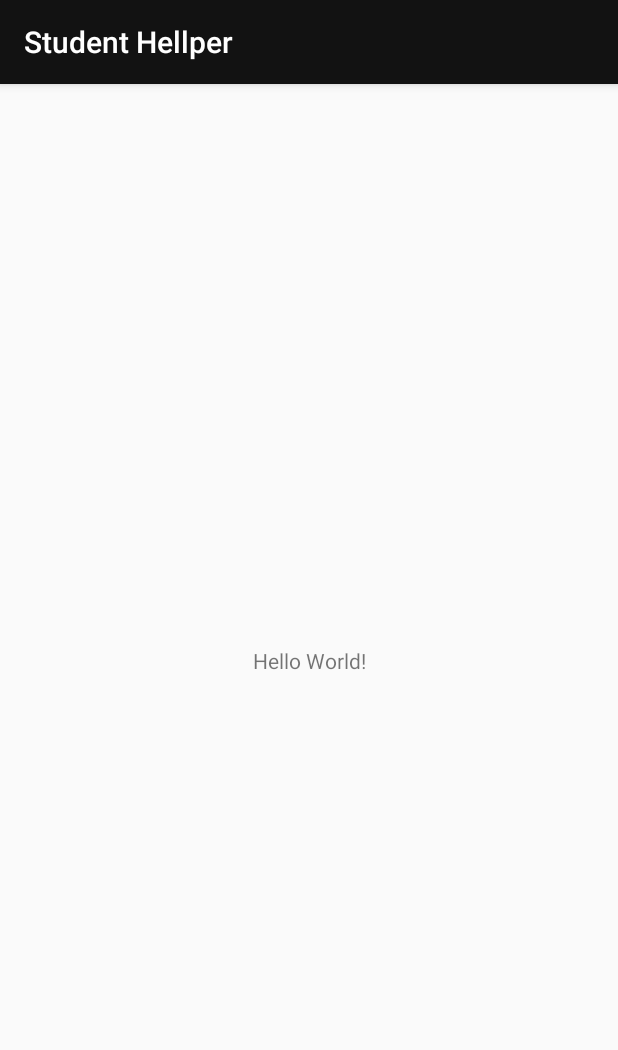
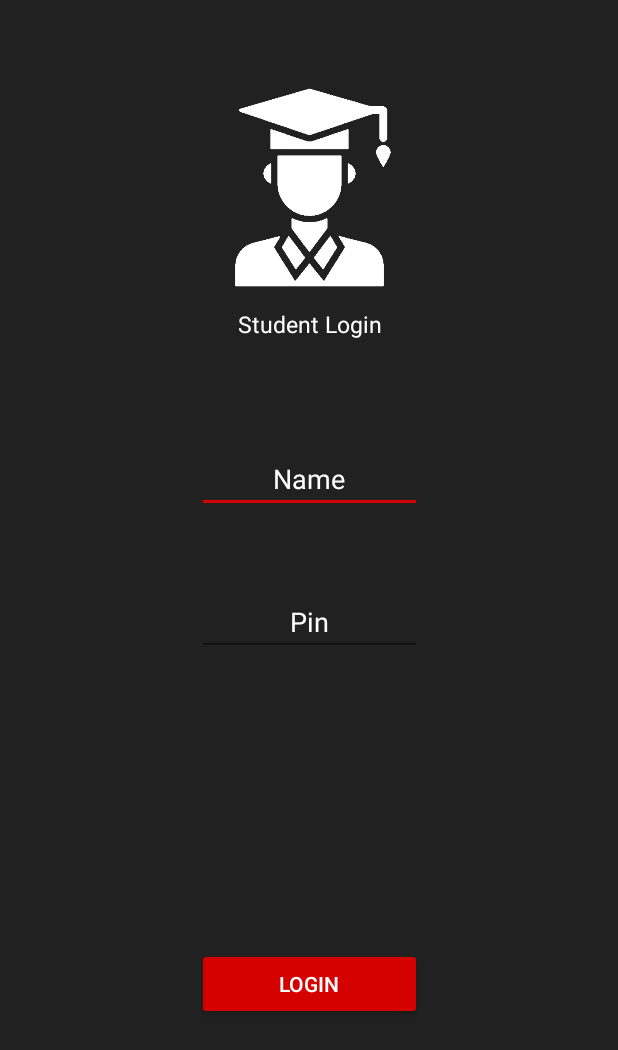
Before and after one commit to Danijal98/Student-Hellper-App, an Android app: the screen it shows after launch (MainActivity before the commit, LoginActivity after it), on a phone screen of 412 x 824 dp. Shown: the top 1050 px of the screen. Run offline under Robolectric (Android 15) with nearby library versions, the phone set to English and light mode, and no system bars; our stand-ins replace Room's generated code, RxJava, Timber; libraries missing offline, so code that uses them is left out: com.facebook.stetho; 1 statement that could not run was skipped.

Commit message:
Login and splash user check

```diff
--- a/app/build.gradle
+++ b/app/build.gradle
@@ -80,6 +80,7 @@ dependencies {
     implementation "org.koin:koin-androidx-viewmodel:$koinVersion"
     implementation "org.koin:koin-androidx-fragment:$koinVersion"
     implementation "org.koin:koin-androidx-ext:$koinVersion"
+    implementation 'androidx.appcompat:appcompat:1.1.0'
     testImplementation "org.koin:koin-test:$koinVersion"
 
     /* DATA */
--- a/app/src/main/java/rs/raf/projekat2/danijal_azerovic_RN8618_dusan_jerinic_RN8718/application/ProjectApp.kt
+++ b/app/src/main/java/rs/raf/projekat2/danijal_azerovic_RN8618_dusan_jerinic_RN8718/application/ProjectApp.kt
@@ -9,6 +9,7 @@ import org.koin.androidx.fragment.koin.fragmentFactory
 import org.koin.core.context.startKoin
 import org.koin.core.logger.Level
 import rs.raf.projekat2.danijal_azerovic_RN8618_dusan_jerinic_RN8718.modules.coreModule
+import rs.raf.projekat2.danijal_azerovic_RN8618_dusan_jerinic_RN8718.modules.userModule
 import timber.log.Timber
 
 class ProjectApp : Application(){
@@ -30,7 +31,8 @@ class ProjectApp : Application(){
 
     private fun initKoin() {
         val modules = listOf(
-            coreModule
+            coreModule,
+            userModule
         )
         startKoin {
             androidLogger(Level.DEBUG)
--- /dev/null
+++ b/app/src/main/java/rs/raf/projekat2/danijal_azerovic_RN8618_dusan_jerinic_RN8718/data/datasources/local/SharedPrefDataSource.kt
@@ -0,0 +1,27 @@
+package rs.raf.projekat2.danijal_azerovic_RN8618_dusan_jerinic_RN8718.data.datasources.local
+
+import android.content.SharedPreferences
+import androidx.core.content.edit
+import io.reactivex.Observable
+
+class SharedPrefDataSource (private val sharedPreferences: SharedPreferences) : UserDataSource{
+
+    companion object{
+        const val USER_NAME_KEY = "userName"
+    }
+
+    override fun getUserData(): Observable<Boolean> {
+        return Observable.fromCallable {
+            val name = sharedPreferences.getString(USER_NAME_KEY, "")
+            name.isNotBlank()
+        }
+    }
+
+    override fun insertUser(name: String) {
+        sharedPreferences.edit{
+            putString(USER_NAME_KEY, name)
+            apply()
+        }
+    }
+
+}
--- /dev/null
+++ b/app/src/main/java/rs/raf/projekat2/danijal_azerovic_RN8618_dusan_jerinic_RN8718/data/datasources/local/UserDataSource.kt
@@ -0,0 +1,8 @@
+package rs.raf.projekat2.danijal_azerovic_RN8618_dusan_jerinic_RN8718.data.datasources.local
+
+import io.reactivex.Observable
+
+interface UserDataSource {
+    fun getUserData(): Observable<Boolean>
+    fun insertUser(name: String)
+}
--- /dev/null
+++ b/app/src/main/java/rs/raf/projekat2/danijal_azerovic_RN8618_dusan_jerinic_RN8718/data/models/UserData.kt
@@ -0,0 +1,5 @@
+package rs.raf.projekat2.danijal_azerovic_RN8618_dusan_jerinic_RN8718.data.models
+
+data class UserData(
+    val ime: String
+)
--- /dev/null
+++ b/app/src/main/java/rs/raf/projekat2/danijal_azerovic_RN8618_dusan_jerinic_RN8718/data/repositories/UserRepository.kt
@@ -0,0 +1,8 @@
+package rs.raf.projekat2.danijal_azerovic_RN8618_dusan_jerinic_RN8718.data.repositories
+
+import io.reactivex.Observable
+
+interface UserRepository {
+    fun isLogged(): Observable<Boolean>
+    fun insertUser(name: String)
+}
--- /dev/null
+++ b/app/src/main/java/rs/raf/projekat2/danijal_azerovic_RN8618_dusan_jerinic_RN8718/data/repositories/UserRepositoryImpl.kt
@@ -0,0 +1,16 @@
+package rs.raf.projekat2.danijal_azerovic_RN8618_dusan_jerinic_RN8718.data.repositories
+
+import io.reactivex.Observable
+import rs.raf.projekat2.danijal_azerovic_RN8618_dusan_jerinic_RN8718.data.datasources.local.UserDataSource
+
+class UserRepositoryImpl(private val userDataSource: UserDataSource): UserRepository{
+
+    override fun isLogged(): Observable<Boolean> {
+        return userDataSource.getUserData()
+    }
+
+    override fun insertUser(name: String) {
+        userDataSource.insertUser(name)
+    }
+
+}
--- /dev/null
+++ b/app/src/main/java/rs/raf/projekat2/danijal_azerovic_RN8618_dusan_jerinic_RN8718/modules/user_module.kt
@@ -0,0 +1,19 @@
+package rs.raf.projekat2.danijal_azerovic_RN8618_dusan_jerinic_RN8718.modules
+
+import org.koin.androidx.viewmodel.dsl.viewModel
+import org.koin.dsl.module
+import rs.raf.projekat2.danijal_azerovic_RN8618_dusan_jerinic_RN8718.data.datasources.local.SharedPrefDataSource
+import rs.raf.projekat2.danijal_azerovic_RN8618_dusan_jerinic_RN8718.data.datasources.local.UserDataSource
+import rs.raf.projekat2.danijal_azerovic_RN8618_dusan_jerinic_RN8718.data.repositories.UserRepository
+import rs.raf.projekat2.danijal_azerovic_RN8618_dusan_jerinic_RN8718.data.repositories.UserRepositoryImpl
+import rs.raf.projekat2.danijal_azerovic_RN8618_dusan_jerinic_RN8718.presentation.viewmodel.UserViewModel
+
+val userModule = module {
+
+    viewModel {UserViewModel(userRepository = get())}
+
+    single<UserRepository> {UserRepositoryImpl(userDataSource = get())}
+
+    single<UserDataSource> {SharedPrefDataSource(sharedPreferences = get())}
+
+}
--- /dev/null
+++ b/app/src/main/java/rs/raf/projekat2/danijal_azerovic_RN8618_dusan_jerinic_RN8718/presentation/contract/UserContract.kt
@@ -0,0 +1,17 @@
+package rs.raf.projekat2.danijal_azerovic_RN8618_dusan_jerinic_RN8718.presentation.contract
+
+import androidx.lifecycle.LiveData
+
+interface UserContract {
+
+    interface ViewModel{
+
+        val logged: LiveData<Boolean>
+
+        fun isLogged()
+
+        fun insertUser(name: String)
+
+    }
+
+}
--- /dev/null
+++ b/app/src/main/java/rs/raf/projekat2/danijal_azerovic_RN8618_dusan_jerinic_RN8718/presentation/view/activities/LoginActivity.kt
@@ -0,0 +1,41 @@
+package rs.raf.projekat2.danijal_azerovic_RN8618_dusan_jerinic_RN8718.presentation.view.activities
+
+import android.content.Intent
+import androidx.appcompat.app.AppCompatActivity
+import android.os.Bundle
+import android.widget.Toast
+import kotlinx.android.synthetic.main.activity_login.*
+import org.koin.androidx.viewmodel.ext.android.viewModel
+import rs.raf.projekat2.danijal_azerovic_RN8618_dusan_jerinic_RN8718.R
+import rs.raf.projekat2.danijal_azerovic_RN8618_dusan_jerinic_RN8718.presentation.contract.UserContract
+import rs.raf.projekat2.danijal_azerovic_RN8618_dusan_jerinic_RN8718.presentation.viewmodel.UserViewModel
+
+class LoginActivity : AppCompatActivity(R.layout.activity_login) {
+
+    private val userViewModel: UserContract.ViewModel by viewModel<UserViewModel>()
+
+    override fun onCreate(savedInstanceState: Bundle?) {
+        super.onCreate(savedInstanceState)
+        init()
+    }
+
+    private fun init(){
+        initListeners()
+    }
+
+    private fun initListeners() {
+        loginBtn.setOnClickListener {
+            val name = nameEditText.text.toString()
+            val pin = "1111"
+            if(name.isNotBlank() && pinEditText.text.toString() == pin){
+                userViewModel.insertUser(name)
+                startActivity(Intent(this, MainActivity::class.java))
+                finish()
+            }else{
+                nameEditText.requestFocus()
+                Toast.makeText(this,"Name is empty or pin is invalid! Psst, it's 1111 ;)",Toast.LENGTH_SHORT).show()
+            }
+        }
+    }
+
+}
--- a/app/src/main/java/rs/raf/projekat2/danijal_azerovic_RN8618_dusan_jerinic_RN8718/presentation/view/activities/SplashActivity.kt
+++ b/app/src/main/java/rs/raf/projekat2/danijal_azerovic_RN8618_dusan_jerinic_RN8718/presentation/view/activities/SplashActivity.kt
@@ -3,13 +3,35 @@ package rs.raf.projekat2.danijal_azerovic_RN8618_dusan_jerinic_RN8718.presentati
 import android.content.Intent
 import androidx.appcompat.app.AppCompatActivity
 import android.os.Bundle
+import androidx.lifecycle.Observer
+import org.koin.androidx.viewmodel.ext.android.viewModel
+import rs.raf.projekat2.danijal_azerovic_RN8618_dusan_jerinic_RN8718.presentation.contract.UserContract
+import rs.raf.projekat2.danijal_azerovic_RN8618_dusan_jerinic_RN8718.presentation.viewmodel.UserViewModel
 
 class SplashActivity : AppCompatActivity() {
 
+    private val userViewModel: UserContract.ViewModel by viewModel<UserViewModel>()
+
     override fun onCreate(savedInstanceState: Bundle?) {
         super.onCreate(savedInstanceState)
-        val intent = Intent(this, MainActivity::class.java)
-        startActivity(intent)
-        finish()
+        init()
     }
+
+    private fun init(){
+        initObservers()
+    }
+
+    private fun initObservers(){
+        userViewModel.logged.observe(this, Observer {
+            intent = if (it){
+                Intent(this, MainActivity::class.java)
+            }else{
+                Intent(this, LoginActivity::class.java)
+            }
+            startActivity(intent)
+            finish()
+        })
+        userViewModel.isLogged()
+    }
+
 }
--- /dev/null
+++ b/app/src/main/java/rs/raf/projekat2/danijal_azerovic_RN8618_dusan_jerinic_RN8718/presentation/viewmodel/UserViewModel.kt
@@ -0,0 +1,46 @@
+package rs.raf.projekat2.danijal_azerovic_RN8618_dusan_jerinic_RN8718.presentation.viewmodel
+
+import androidx.lifecycle.LiveData
+import androidx.lifecycle.MutableLiveData
+import androidx.lifecycle.ViewModel
+import io.reactivex.android.schedulers.AndroidSchedulers
+import io.reactivex.disposables.CompositeDisposable
+import io.reactivex.schedulers.Schedulers
+import rs.raf.projekat2.danijal_azerovic_RN8618_dusan_jerinic_RN8718.data.repositories.UserRepository
+import rs.raf.projekat2.danijal_azerovic_RN8618_dusan_jerinic_RN8718.presentation.contract.UserContract
+import timber.log.Timber
+
+class UserViewModel (private val userRepository: UserRepository): ViewModel(), UserContract.ViewModel{
+
+    override val logged: MutableLiveData<Boolean> = MutableLiveData()
+
+    private val subscriptions = CompositeDisposable()
+
+    override fun isLogged() {
+        val subscription = userRepository
+            .isLogged()
+            .subscribeOn(Schedulers.io())
+            .observeOn(AndroidSchedulers.mainThread())
+            .subscribe(
+                {
+                    logged.value = it
+                },
+                {
+                    Timber.e(it)
+                },
+                {
+                    Timber.e("On complete")
+                }
+            )
+    }
+
+    override fun insertUser(name: String) {
+        userRepository.insertUser(name)
+        //TODO posto funkcija ne vraca completable da li mora kroz rxJava
+    }
+
+    override fun onCleared() {
+        subscriptions.dispose()
+        super.onCleared()
+    }
+}
--- /dev/null
+++ b/app/src/main/res/layout/activity_login.xml
@@ -0,0 +1,75 @@
+<?xml version="1.0" encoding="utf-8"?>
+<androidx.constraintlayout.widget.ConstraintLayout xmlns:android="http://schemas.android.com/apk/res/android"
+    xmlns:app="http://schemas.android.com/apk/res-auto"
+    xmlns:tools="http://schemas.android.com/tools"
+    android:layout_width="match_parent"
+    android:layout_height="match_parent"
+    tools:context=".presentation.view.activities.LoginActivity"
+    android:background="@color/primaryLightColor">
+
+    <ImageView
+        android:id="@+id/imageView"
+        android:layout_width="150dp"
+        android:layout_height="150dp"
+        android:layout_marginTop="50dp"
+        android:src="@drawable/student_splash_white"
+        app:layout_constraintEnd_toEndOf="parent"
+        app:layout_constraintStart_toStartOf="parent"
+        app:layout_constraintTop_toTopOf="parent" />
+
+    <TextView
+        android:id="@+id/logoTextView"
+        android:layout_width="wrap_content"
+        android:layout_height="wrap_content"
+        android:layout_marginTop="5dp"
+        android:text="@string/student_login"
+        android:textColor="@color/primaryTextColor"
+        android:textSize="15sp"
+        app:layout_constraintEnd_toEndOf="@+id/imageView"
+        app:layout_constraintStart_toStartOf="@+id/imageView"
+        app:layout_constraintTop_toBottomOf="@+id/imageView" />
+
+    <EditText
+        android:id="@+id/nameEditText"
+        android:layout_width="150dp"
+        android:layout_height="wrap_content"
+        android:layout_marginHorizontal="20dp"
+        android:layout_marginTop="70dp"
+        android:gravity="center"
+        android:hint="@string/name"
+        android:textColor="@color/primaryTextColor"
+        android:textColorHint="@color/primaryTextColor"
+        app:layout_constraintEnd_toEndOf="parent"
+        app:layout_constraintStart_toStartOf="parent"
+        app:layout_constraintTop_toBottomOf="@+id/logoTextView" />
+
+    <EditText
+        android:id="@+id/pinEditText"
+        android:layout_width="150dp"
+        android:layout_height="wrap_content"
+        android:hint="@string/pin"
+        android:layout_marginTop="50dp"
+        android:textColor="@color/primaryTextColor"
+        android:textColorHint="@color/primaryTextColor"
+        android:inputType="number"
+        android:gravity="center"
+
+        app:layout_constraintTop_toBottomOf="@id/nameEditText"
+        app:layout_constraintStart_toStartOf="parent"
+        app:layout_constraintEnd_toEndOf="parent"/>
+
+    <Button
+        android:id="@+id/loginBtn"
+        android:layout_width="150dp"
+        android:layout_height="wrap_content"
+        android:layout_marginTop="50dp"
+        android:backgroundTint="@color/secondaryColor"
+        android:text="@string/login"
+        android:textColor="@color/primaryTextColor"
+        app:layout_constraintBottom_toBottomOf="parent"
+        app:layout_constraintEnd_toEndOf="parent"
+        app:layout_constraintStart_toStartOf="parent"
+        app:layout_constraintTop_toBottomOf="@id/pinEditText" />
+
+
+</androidx.constraintlayout.widget.ConstraintLayout>
--- a/app/src/main/res/values/colors.xml
+++ b/app/src/main/res/values/colors.xml
@@ -1,7 +1,7 @@
 <!--?xml version="1.0" encoding="UTF-8"?-->
 <resources>
   <color name="primaryColor">#121212</color>
-  <color name="primaryLightColor">#383838</color>
+  <color name="primaryLightColor">#212121</color>
   <color name="primaryDarkColor">#000000</color>
   <color name="secondaryColor">#d50000</color>
   <color name="secondaryLightColor">#ff5131</color>
--- a/app/src/main/res/values/strings.xml
+++ b/app/src/main/res/values/strings.xml
@@ -1,3 +1,7 @@
 <resources>
     <string name="app_name">Student Hellper</string>
+    <string name="student_login">Student Login</string>
+    <string name="name">Name</string>
+    <string name="pin">Pin</string>
+    <string name="login">Login</string>
 </resources>
--- a/app/src/main/res/values/styles.xml
+++ b/app/src/main/res/values/styles.xml
@@ -1,7 +1,7 @@
 <resources>
 
     <!-- Base application theme. -->
-    <style name="AppTheme" parent="Theme.AppCompat.Light.DarkActionBar">
+    <style name="AppTheme" parent="Theme.AppCompat.Light.NoActionBar">
         <!-- Customize your theme here. -->
         <item name="colorPrimary">@color/primaryColor</item>
         <item name="colorPrimaryDark">@color/primaryDarkColor</item>
```
Also changed, not shown: app/src/main/AndroidManifest.xml (+6 -3 lines).
